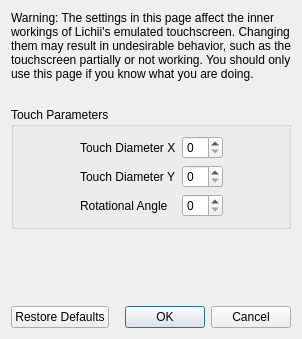
First picture: the form in src/yuzu/configuration/configure_touchscreen_advanced.ui, repository Spikol02/Nyamu, before the edit.
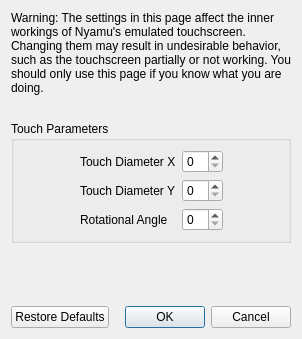
Second picture: the form after the edit.

Commit message:
Rename the fork to Nyamu
The program is now nyamu.exe, and the window title, version log line,
dialogs, installer and desktop entries say Nyamu. Settings, user data and
hotkey keys are unchanged, and credits to Lichii and Selevet builds stay.

Claude-Session: https://claude.ai/code/session_01WzPMHke5rSjK2sWP9qqHqA

What changed in the file:
```diff
--- a/src/yuzu/configuration/configure_touchscreen_advanced.ui
+++ b/src/yuzu/configuration/configure_touchscreen_advanced.ui
@@ -23,7 +23,7 @@
       </size>
      </property>
      <property name="text">
-      <string>Warning: The settings in this page affect the inner workings of Lichii's emulated touchscreen. Changing them may result in undesirable behavior, such as the touchscreen partially or not working. You should only use this page if you know what you are doing.</string>
+      <string>Warning: The settings in this page affect the inner workings of Nyamu's emulated touchscreen. Changing them may result in undesirable behavior, such as the touchscreen partially or not working. You should only use this page if you know what you are doing.</string>
      </property>
      <property name="wordWrap">
       <bool>true</bool>
```
The commit also changes 31 other files.
